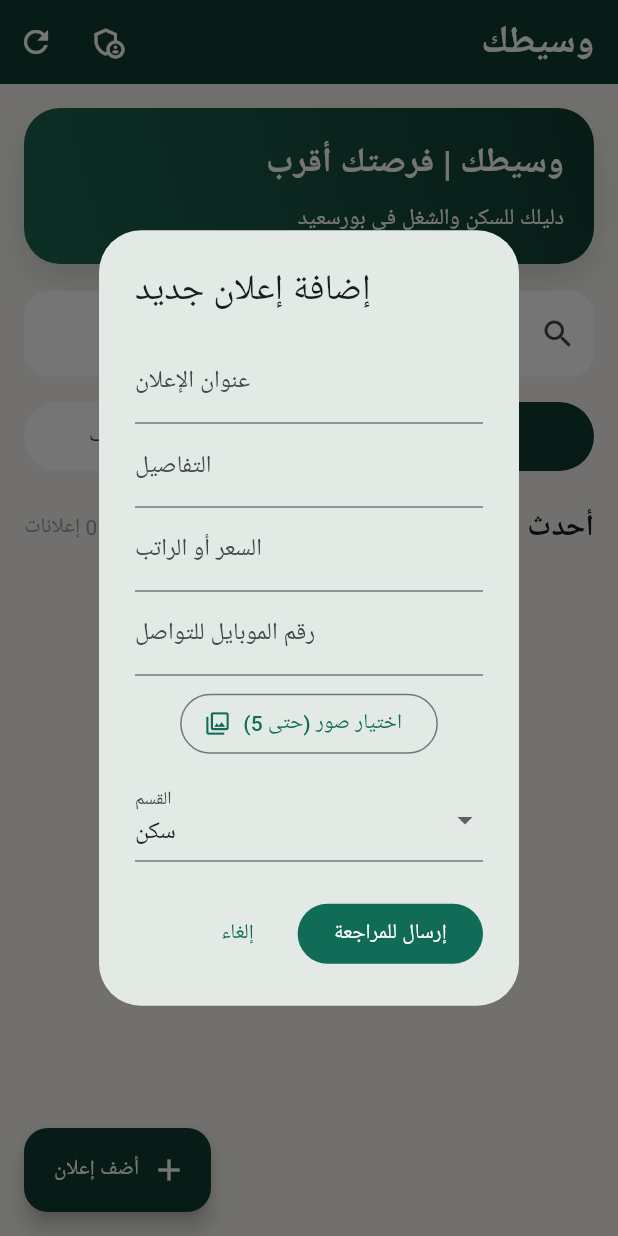
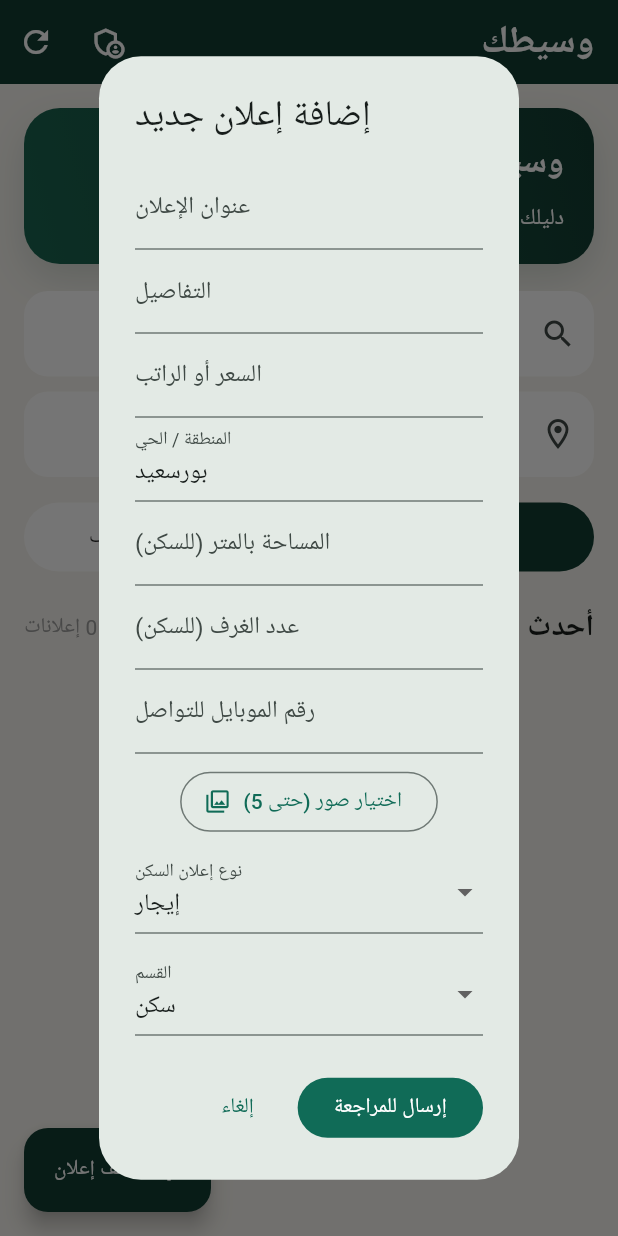
Before and after one commit to abdelazizmohamedgalal/wasitak, a Flutter app: the screen it shows after launch, after a tap on "أضف إعلان", on a phone screen of 412 x 824 dp. Run offline on Flutter 3.47's test engine with Material 3 defaults, Android fonts, the phone set to English and light mode, and no system bars; our stand-ins replace image_picker, supabase_flutter; accounts and stored records are empty; Roboto replaces fonts that are missing (Arial).

Commit message:
Improve property search filters and listing details

```diff
--- a/lib/main.dart
+++ b/lib/main.dart
@@ -66,6 +66,8 @@ class HomePage extends StatefulWidget {
 class _HomePageState extends State<HomePage> {
   int selectedCategory = 0;
   String search = '';
+  String locationFilter = '';
+  String listingTypeFilter = 'الكل';
   List<Map<String, dynamic>> ads = [];
   bool loading = true;
   bool saving = false;
@@ -116,10 +118,20 @@ class _HomePageState extends State<HomePage> {
 
       final title = (ad['title'] ?? '').toString();
       final details = (ad['description'] ?? '').toString();
-      final matchesSearch =
-          title.contains(search) || details.contains(search);
+      final location = (ad['location'] ?? '').toString();
+      final listingType = (ad['listing_type'] ?? '').toString();
+      final matchesSearch = title.contains(search) ||
+          details.contains(search) ||
+          location.contains(search);
+      final matchesLocation = locationFilter.isEmpty ||
+          location.toLowerCase().contains(locationFilter.toLowerCase());
+      final matchesType = listingTypeFilter == 'الكل' ||
+          (listingTypeFilter == 'إيجار' && listingType == 'rent') ||
+          (listingTypeFilter == 'بيع' && listingType == 'sale') ||
+          (listingTypeFilter == 'مشاركة سكن' && listingType == 'shared');
 
-      return matchesCategory && matchesSearch;
+      return matchesCategory && matchesSearch && matchesLocation &&
+          (selectedCategory != 1 || matchesType);
     }).toList();
 
     return Directionality(
@@ -194,6 +206,20 @@ class _HomePageState extends State<HomePage> {
                   ),
                 ),
               ),
+              const SizedBox(height: 10),
+              TextField(
+                onChanged: (value) => setState(() => locationFilter = value.trim()),
+                decoration: InputDecoration(
+                  hintText: 'المنطقة أو الحي',
+                  prefixIcon: const Icon(Icons.location_on_outlined),
+                  filled: true,
+                  fillColor: Colors.white,
+                  border: OutlineInputBorder(
+                    borderRadius: BorderRadius.circular(16),
+                    borderSide: BorderSide.none,
+                  ),
+                ),
+              ),
               const SizedBox(height: 16),
               Row(
                 children: [
@@ -204,6 +230,23 @@ class _HomePageState extends State<HomePage> {
                   _categoryButton('وظائف', 2),
                 ],
               ),
+              if (selectedCategory == 1) ...[
+                const SizedBox(height: 10),
+                SingleChildScrollView(
+                  scrollDirection: Axis.horizontal,
+                  child: Row(children: [
+                    for (final type in ['الكل', 'إيجار', 'بيع', 'مشاركة سكن'])
+                      Padding(
+                        padding: const EdgeInsets.only(left: 8),
+                        child: ChoiceChip(
+                          label: Text(type),
+                          selected: listingTypeFilter == type,
+                          onSelected: (_) => setState(() => listingTypeFilter = type),
+                        ),
+                      ),
+                  ]),
+                ),
+              ],
               const SizedBox(height: 22),
               Row(
                 mainAxisAlignment: MainAxisAlignment.spaceBetween,
@@ -285,6 +328,16 @@ class _HomePageState extends State<HomePage> {
     final description = (ad['description'] ?? '').toString();
     final location = (ad['location'] ?? 'بورسعيد').toString();
     final price = (ad['price_text'] ?? '').toString();
+    final listingType = (ad['listing_type'] ?? '').toString();
+    final area = (ad['area'] ?? '').toString();
+    final bedrooms = (ad['bedrooms'] ?? '').toString();
+    final propertyMeta = <String>[
+      if (listingType == 'rent') 'إيجار',
+      if (listingType == 'sale') 'للبيع',
+      if (listingType == 'shared') 'مشاركة سكن',
+      if (area.isNotEmpty) '$area م²',
+      if (bedrooms.isNotEmpty && bedrooms != '0') '$bedrooms غرف',
+    ].join(' • ');
 
     final images = (ad['image_urls'] as List<dynamic>? ?? []).map((e) => e.toString()).where((e) => e.isNotEmpty).toList();
     final phone = (ad['contact_phone'] ?? '').toString();
@@ -330,9 +383,16 @@ class _HomePageState extends State<HomePage> {
                   ),
                   const SizedBox(height: 5),
                   Text(
-                    '$location • $description',
+                    location,
                     style: const TextStyle(color: Colors.black54),
                   ),
+                  if (propertyMeta.isNotEmpty) ...[
+                    const SizedBox(height: 4),
+                    Text(propertyMeta, style: const TextStyle(color: green2, fontWeight: FontWeight.w600)),
+                  ],
+                  const SizedBox(height: 5),
+                  Text(description, maxLines: 2, overflow: TextOverflow.ellipsis,
+                    style: const TextStyle(color: Colors.black54)),
                   const SizedBox(height: 7),
                   Text(
                     price.isEmpty ? 'السعر عند التواصل' : price,
@@ -431,6 +491,10 @@ class _HomePageState extends State<HomePage> {
     final pickedImages = <XFile>[];
     final picker = ImagePicker();
     String category = 'سكن';
+    String listingType = 'rent';
+    final locationController = TextEditingController(text: 'بورسعيد');
+    final areaController = TextEditingController();
+    final bedroomsController = TextEditingController();
 
     await showDialog(
       context: context,
@@ -454,10 +518,28 @@ class _HomePageState extends State<HomePage> {
                   ),
                 ),
                 TextField(controller: priceController, decoration: const InputDecoration(labelText: 'السعر أو الراتب')),
+                TextField(controller: locationController, decoration: const InputDecoration(labelText: 'المنطقة / الحي')),
+                TextField(controller: areaController, keyboardType: TextInputType.number, decoration: const InputDecoration(labelText: 'المساحة بالمتر (للسكن)')),
+                TextField(controller: bedroomsController, keyboardType: TextInputType.number, decoration: const InputDecoration(labelText: 'عدد الغرف (للسكن)')),
                 TextField(controller: phoneController, keyboardType: TextInputType.phone, decoration: const InputDecoration(labelText: 'رقم الموبايل للتواصل')),
                 const SizedBox(height: 8),
                 OutlinedButton.icon(onPressed: () async { final files = await picker.pickMultiImage(imageQuality: 82); if (files.isNotEmpty) refreshDialog(() { pickedImages..clear()..addAll(files.take(5)); }); }, icon: const Icon(Icons.photo_library_outlined), label: Text(pickedImages.isEmpty ? 'اختيار صور (حتى 5)' : 'تم اختيار ${pickedImages.length} صور')),
                 if (pickedImages.isNotEmpty) Text(pickedImages.map((x) => x.name).join('، '), maxLines: 2, overflow: TextOverflow.ellipsis),
+                if (category == 'سكن') ...[
+                  const SizedBox(height: 8),
+                  DropdownButtonFormField<String>(
+                    value: listingType,
+                    decoration: const InputDecoration(labelText: 'نوع إعلان السكن'),
+                    items: const [
+                      DropdownMenuItem(value: 'rent', child: Text('إيجار')),
+                      DropdownMenuItem(value: 'sale', child: Text('بيع')),
+                      DropdownMenuItem(value: 'shared', child: Text('مشاركة سكن')),
+                    ],
+                    onChanged: (value) {
+                      if (value != null) refreshDialog(() => listingType = value);
+                    },
+                  ),
+                ],
                 const SizedBox(height: 12),
                 DropdownButtonFormField<String>(
                   value: category,
@@ -508,7 +590,10 @@ class _HomePageState extends State<HomePage> {
                     'price_text': priceController.text.trim().isEmpty
                         ? 'السعر عند التواصل'
                         : priceController.text.trim(),
-                    'location': 'بورسعيد',
+                    'location': locationController.text.trim().isEmpty ? 'بورسعيد' : locationController.text.trim(),
+                    'listing_type': category == 'سكن' ? listingType : null,
+                    'area': int.tryParse(areaController.text.trim()) ?? 0,
+                    'bedrooms': int.tryParse(bedroomsController.text.trim()) ?? 0,
                     'contact_phone': phoneController.text.trim(),
                     'image_urls': await _uploadImages(pickedImages.take(5).toList(), user.id),
                     'user_id': user.id,
@@ -535,6 +620,9 @@ class _HomePageState extends State<HomePage> {
                   detailsController.dispose();
                   priceController.dispose();
                   phoneController.dispose();
+                  locationController.dispose();
+                  areaController.dispose();
+                  bedroomsController.dispose();
 
                   if (mounted) setState(() => saving = false);
                 }
```
